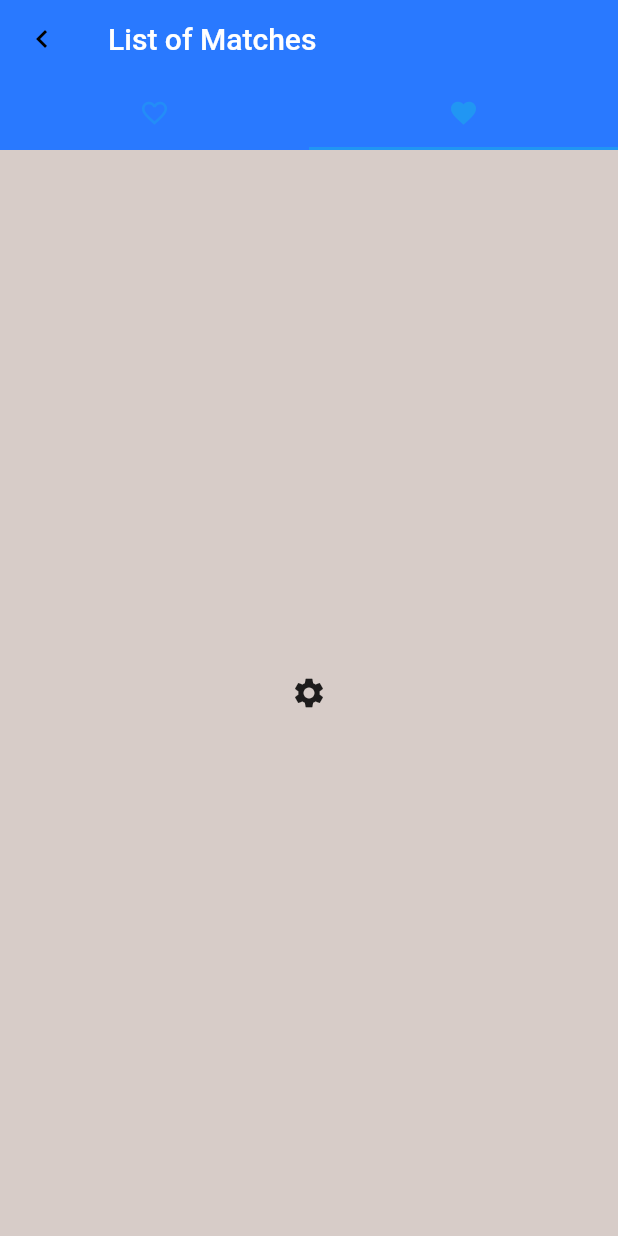
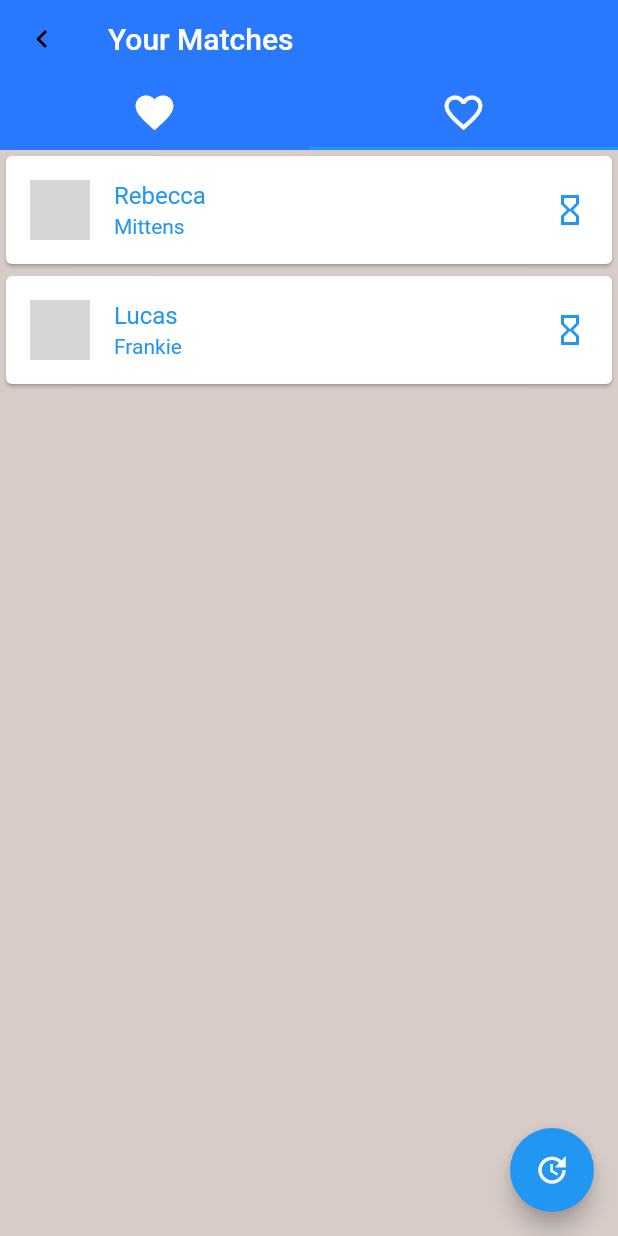
Before and after one commit to ahmedhamedaly/Healthy-Ageing, a Flutter app: the Matches screen opened directly, tab 2 chosen, on a phone screen of 412 x 824 dp. Run offline on Flutter 3.47's test engine with Material 2 defaults, Android fonts, the phone set to English and light mode, and no system bars; our stand-ins replace cloud_firestore, firebase_auth, firebase_database, geolocator, google_maps_flutter, image_picker and 1 more; missing offline and left inert: fluttery_dart2; accounts and stored records are empty; network calls fail; grey boxes are pictures that could not be loaded.

Commit message:
update matches UI

```diff
--- a/lib/models/match.dart
+++ b/lib/models/match.dart
@@ -1,13 +1,15 @@
 
   class Match {
   final String id;
-  final String name;
+  final String OwnerName;
+  final String PetName;
   final String profile_photo;
   final bool matched_back;
 
   const Match({
     this.id,
-    this.name,
+    this.OwnerName,
+    this.PetName,
     this.profile_photo,
     this.matched_back,
   });
--- a/lib/screens/messaging/matches.dart
+++ b/lib/screens/messaging/matches.dart
@@ -11,8 +11,18 @@ class Matches extends StatefulWidget {
   State<StatefulWidget> createState() => new MatchesState();
 }
 
-class MatchesState extends State<Matches>{
+class MatchesState extends State<Matches> with SingleTickerProviderStateMixin{
   List<Match> matches = getMatches();
+  List<Match> dismatches = getDisMatches();
+  TabController _tabController;
+
+  @override
+  void initState() {
+
+    super.initState();
+    _tabController = TabController(length: 2, vsync: this);
+  }
+
 
   @override
   Widget build(BuildContext context){
@@ -23,16 +33,32 @@ class MatchesState extends State<Matches>{
             child: ListView.builder(
               itemCount: matchList.length,
               itemBuilder: (BuildContext context, int index){
-                return ListTile(
-                  title: Text(matchList[index].name),
+                return
+                  Card(
+                    color: Colors.white,
+                    child: ListTile(
+
+                      leading: CircleAvatar(
+                        backgroundImage: NetworkImage(matchList[index].profile_photo),
+                      ),
+
+                      title: Text(matchList[index].OwnerName),
+                      subtitle: Text(matchList[index].PetName),
+                      trailing: (matchList[index].matched_back == true) ?
+                      Icon(Icons.message) :Icon(Icons.hourglass_empty) ,
+                      selected: true,
                       onTap: (){
+                      if  (matchList[index].matched_back == true) {
                        Navigator.of(context).push(
-                        MaterialPageRoute<Null>(builder: (BuildContext context) {
+                           MaterialPageRoute<Null>(builder: (
+                               BuildContext context) {
                              //TODO: have each of these stored, and input them
                              return new Messaging("Walter", "123", "5");
                            })
                        );
                       }
+                    }
+                    )
                   );
               },
             )
@@ -52,7 +78,7 @@ class MatchesState extends State<Matches>{
             backgroundColor: Colors.blueAccent[400],
             elevation: 0.0,
 
-            title: Text("List of Matches"),
+            title: Text("Your Matches"),
             leading: IconButton(
               icon: Icon(Icons.navigate_before, color: Colors.black,),
               onPressed: (){
@@ -64,21 +90,32 @@ class MatchesState extends State<Matches>{
             ),
            bottom: TabBar(
              labelColor: Theme.of(context).indicatorColor,
+             controller: _tabController,
              tabs: [
-               Tab(icon: Icon(Icons.favorite_border, size: _imageSize)),
-               Tab(icon: Icon(Icons.favorite, size: _imageSize)),
+               Tab(icon: Icon(Icons.favorite, size:  30, color: Colors.white)),
+               Tab(icon: Icon(Icons.favorite_border, size: 30, color: Colors.white)),
              ]
            ),
           ),
         ),
-       body: Padding(
-         padding: EdgeInsets.all(5.0),
-         child: TabBarView(
+       body:
+          //Container(
+         //color: Colors.white,
+         //child:
+        TabBarView(
+
+            controller: _tabController,
             children: [
               _buildMatches(matches.toList()),
-              Center(child: Icon(Icons.settings)),
+              _buildMatches(dismatches.toList()),
             ],
           ),
+       //),
+        floatingActionButton: FloatingActionButton(
+            child: Icon(Icons.update),
+            onPressed: (){
+
+            }
         ),
 
       )
--- a/lib/utilities/matches_store.dart
+++ b/lib/utilities/matches_store.dart
@@ -3,27 +3,51 @@ List<Match> getMatches(){
   return[
     Match(
       id: '0',
-      name: "Zorro & Geoff",
+      OwnerName: "Geoff",
+      PetName: "Zorro",
       profile_photo: "https://pawsh-magazine.com/wp-content/uploads/2014/06/men-and-dogs-1.jpg",
       matched_back: true,
     ),
     Match(
         id: '1',
-        name: "Lulu & Emily",
+      OwnerName: "Emily",
+      PetName: "Lulu",
         profile_photo: "https://media.mnn.com/assets/images/2017/12/woman_dog_bed.jpg.838x0_q80.jpg",
         matched_back: true,
     ),
     Match(
       id: '2',
-      name: "Dipsy & Mark",
+      OwnerName: "Mark",
+      PetName: "Dipsy",
       profile_photo: "https://media.fromthegrapevine.com/assets/images/2015/2/man-and-his-dog.jpg.824x0_q71_crop-scale.jpg",
       matched_back: true,
     ),
     Match(
       id: '3',
-      name: "Sushi + Sashimi & Lucy",
+      OwnerName: "Lucy",
+      PetName: "Sushi + Sashimi",
       profile_photo: "https://i.pinimg.com/564x/24/d7/f1/24d7f118ef40f866195735d11eeae704.jpg",
       matched_back: true,
     ),
   ];
 }
+
+List<Match> getDisMatches(){
+  return[
+    Match(
+      id: '0',
+      OwnerName: "Rebecca",
+      PetName: "Mittens",
+      profile_photo: "https://pawsh-magazine.com/wp-content/uploads/2014/06/men-and-dogs-1.jpg",
+      matched_back: false,
+    ),
+    Match(
+      id: '1',
+      OwnerName: "Lucas",
+      PetName: "Frankie",
+      profile_photo: "https://media.mnn.com/assets/images/2017/12/woman_dog_bed.jpg.838x0_q80.jpg",
+      matched_back: false,
+    ),
+
+  ];
+}
```
Also changed, not shown: 20 other files. Lines whose indentation alone changed are shown as unchanged.
